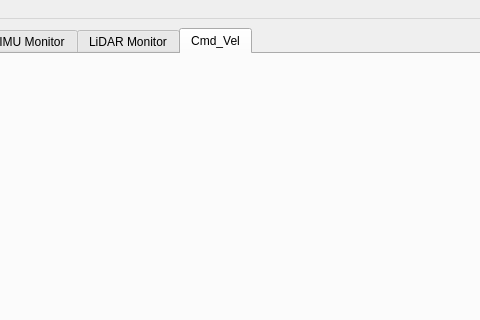
First picture: the form in resources/ui/main_window.ui, repository XKHoshizora/amr_monitor, before the edit; both pictures show x 142 to 622 and y 0 to 320 of the 1200 by 800 pixel window.
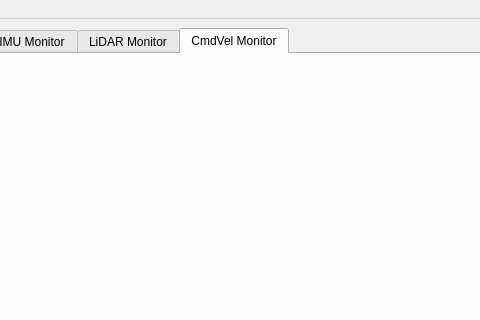
Second picture: the form after the edit. The open tabs and pages were chosen to show the change.

```diff
--- a/resources/ui/main_window.ui
+++ b/resources/ui/main_window.ui
@@ -40,7 +40,7 @@
       </widget>
       <widget class="QWidget" name="cmdvelTab">
        <attribute name="title">
-        <string>Cmd_Vel</string>
+        <string>CmdVel Monitor</string>
        </attribute>
       </widget>
      </widget>
```
Left out of the diff: 5 changed lines with no effect on the pictures.
